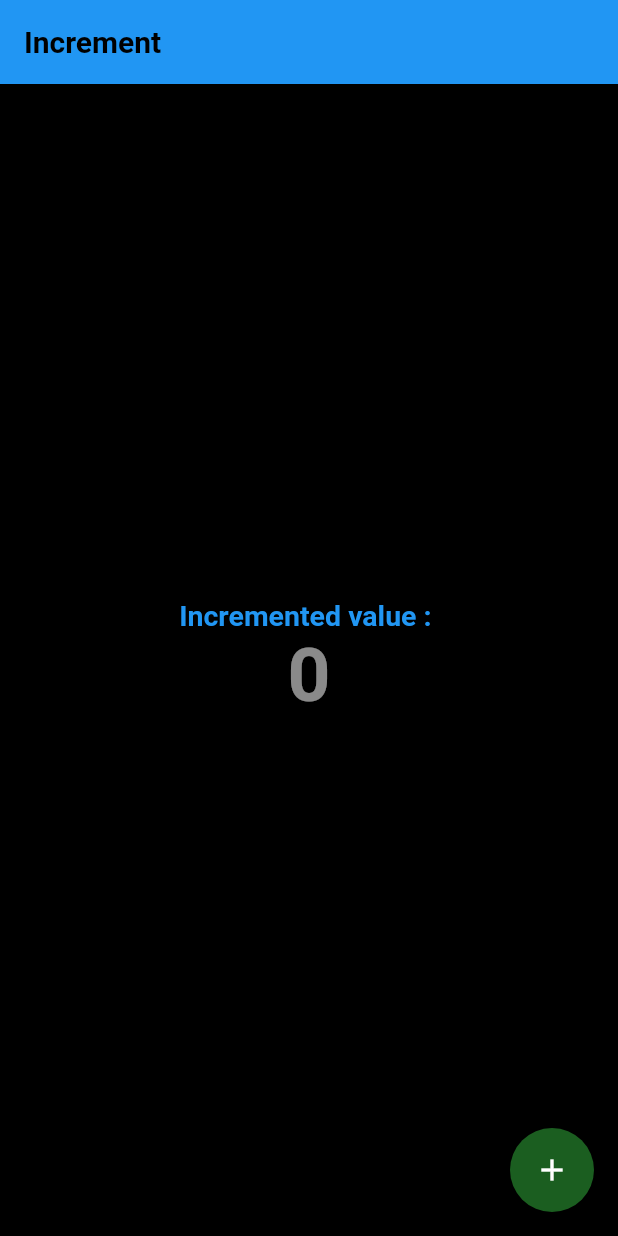
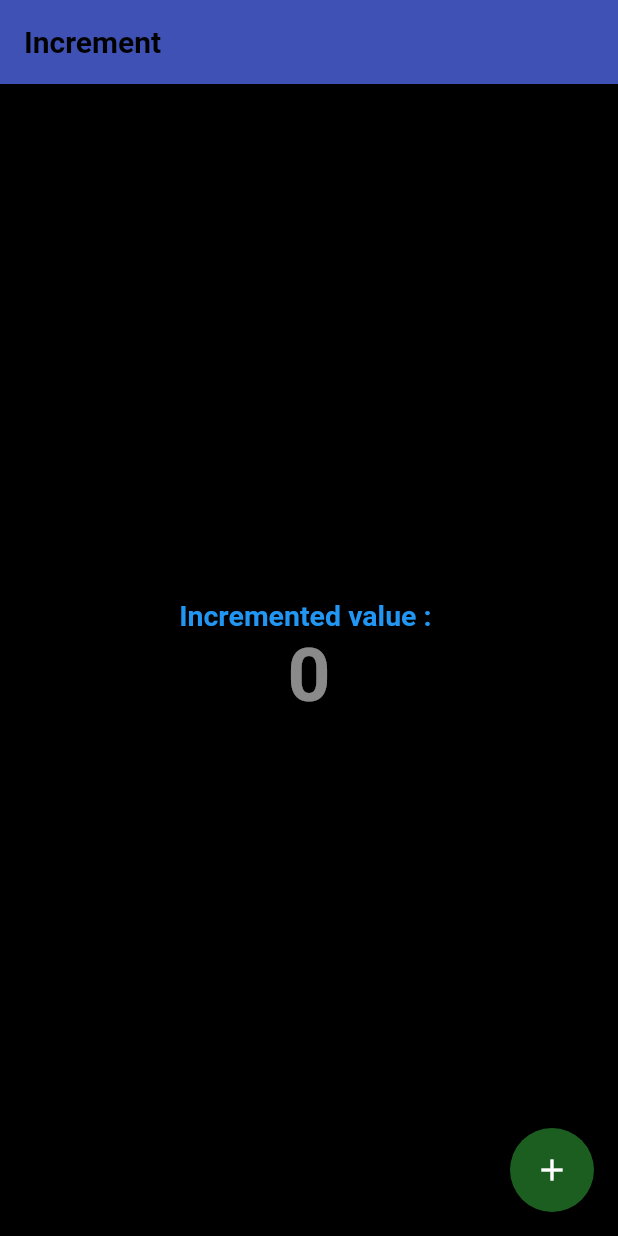
Before and after one commit to SHANIB-C-K/increment-flutter, a Flutter app: the screen it shows after launch, on a phone screen of 412 x 824 dp. Run offline on Flutter 3.47's test engine with Material 2 defaults, Android fonts, the light colour scheme and no system bars.

```diff
--- a/lib/main.dart
+++ b/lib/main.dart
@@ -11,6 +11,9 @@ class MyApp extends StatelessWidget {
   @override
   Widget build(BuildContext context) {
     return MaterialApp(
+      theme: ThemeData(
+        primarySwatch: Colors.indigo,
+      ),
       home: HomeScreen(),
     );
   }
```
